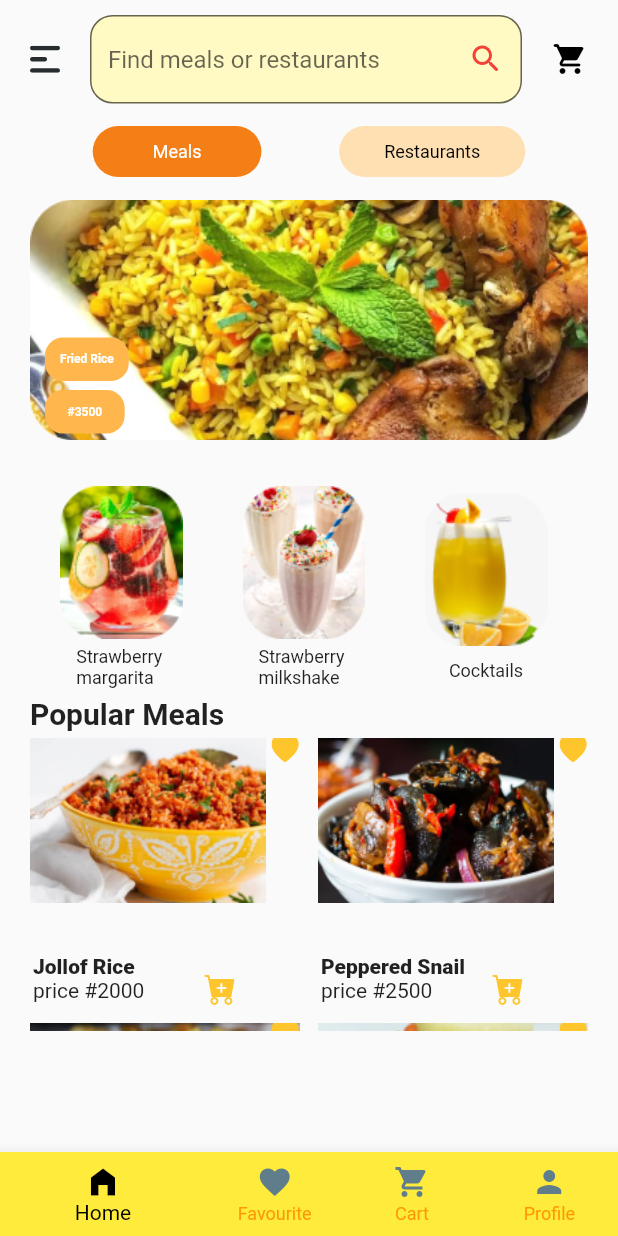
After one commit to Dharmeshkatariya/figmadesign, a Flutter app: the screen it shows after launch, after a tap on "Screen 9", on a phone screen of 412 x 824 dp. The commit adds this screen. Run offline on Flutter 3.47's test engine with Material 2 defaults, Android fonts, the phone set to English and light mode, and no system bars; drawn by our look-alikes of carousel_slider; our stand-ins replace flutter_svg.

Commit message:
creen 9 design done

```diff
--- a/lib/common.dart
+++ b/lib/common.dart
@@ -1,11 +1,13 @@
 import 'package:figmadesign/model/artdata.dart';
 import 'package:figmadesign/model/cardata.dart';
 import 'package:figmadesign/model/contactdata.dart';
+import 'package:figmadesign/model/meals-data.dart';
+
 import 'package:figmadesign/model/monthdata.dart';
 import 'package:figmadesign/model/reviewdata.dart';
+import 'package:figmadesign/model/shopdata.dart';
 import 'package:figmadesign/model/userdata.dart';
 import 'package:figmadesign/model/vegatable.dart';
-import 'package:flutter/cupertino.dart';
 import 'package:flutter/material.dart';
 
 class Common {
@@ -57,14 +59,17 @@ class Common {
   static Widget textField(
       {TextEditingController? controller,
       String? text,
+        String? text1,
       Widget? prefixIcon,
       Widget? suffixIcon,
-      Color? fillColor}) {
+      Color? fillColor,
+        TextInputType? keyboardType}) {
     return TextField(
+      keyboardType: keyboardType,
       controller: controller,
       decoration: InputDecoration(
         hintText: text,
-        labelText: text,
+        labelText: text1,
         fillColor: fillColor,
         filled: true,
         prefixIcon: prefixIcon,
@@ -250,4 +255,45 @@ class Common {
     }
     return mList;
   }
+
+  List<Shop> gShopData(){
+    List<Shop> shopList = [];
+
+    var fImage = ["assets/screen9/icon/stoberry.png",
+
+      "assets/screen9/icon/milk.png",
+      "assets/screen9/icon/cola.png",
+      "assets/screen9/icon/soda.png",
+    ];
+    var fName  = ["Strawberry \nmargarita","Strawberry \nmilkshake","Cocktails","Hard \nsoda"];
+      for(int i = 0 ; i<fName.length;i++){
+        Shop shop = Shop();
+        shop.fName = fName[i];
+        shop.fImage = fImage[i];
+        shopList.add(shop);
+      }
+
+    return shopList;
+  }
+
+  List<Meals> mealsData(){
+    List<Meals> mealList = [];
+    var mName = ["Jollof Rice","Peppered Snail","Rice milkshake","Jira Rice"];
+    var mImage = ["assets/screen9/icon/rice.png",
+      "assets/screen9/icon/snake.png",
+      "assets/screen9/icon/jirarice.png",
+
+      "assets/screen9/icon/s.png",
+    ];
+    var mPrice = [2000,2500,1500,2400];
+
+    for(int i = 0 ; i<mName.length;i++){
+      Meals meals = Meals();
+      meals.mName = mName[i];
+      meals.mImage = mImage[i];
+      meals.mPrice = mPrice[i];
+      mealList.add(meals);
+    }
+    return mealList;
+  }
 }
--- a/lib/main.dart
+++ b/lib/main.dart
@@ -6,6 +6,7 @@ import 'package:figmadesign/screen5/screen5.dart';
 import 'package:figmadesign/screen6/screen6.dart';
 import 'package:figmadesign/screen7/reviewpage.dart';
 import 'package:figmadesign/screen8/screen8.dart';
+import 'package:figmadesign/screen9/foodpage.dart';
 import 'package:flutter/material.dart';
 
 void main() {
@@ -102,7 +103,12 @@ class _MyHomePageState extends State<MyHomePage> {
                   MaterialPageRoute(builder: (context) => const MultiPlane()),
                 );
               }),
-              _customWidget(text: "Screen 9"),
+              _customWidget(text: "Screen 9",onTap: (){
+                Navigator.push(
+                  context,
+                  MaterialPageRoute(builder: (context) => const FoodScreenPage()),
+                );
+              }),
             ],
           ),
           ),
--- /dev/null
+++ b/lib/model/meals-data.dart
@@ -0,0 +1,8 @@
+class Meals{
+  Meals();
+
+
+  late String mName ;
+  late String mImage ;
+  late int mPrice ;
+}
--- /dev/null
+++ b/lib/model/shopdata.dart
@@ -0,0 +1,7 @@
+class Shop{
+
+  Shop();
+  late String fName ;
+  late String fImage ;
+
+}
--- /dev/null
+++ b/lib/screen9/foodpage.dart
@@ -0,0 +1,273 @@
+import 'package:carousel_slider/carousel_slider.dart';
+import 'package:figmadesign/common.dart';
+import 'package:figmadesign/model/meals-data.dart';
+import 'package:flutter/material.dart';
+import 'package:flutter_svg/svg.dart';
+
+import '../model/shopdata.dart';
+
+class FoodScreenPage extends StatefulWidget {
+  const FoodScreenPage({Key? key}) : super(key: key);
+
+  @override
+  State<FoodScreenPage> createState() => _FoodScreenPageState();
+}
+
+class _FoodScreenPageState extends State<FoodScreenPage> {
+  int selectedIndex = 0; //New
+  CarouselController buttonCarouselController = CarouselController();
+
+  @override
+  void initState() {
+    // TODO: implement initState
+    sList = Common().gShopData();
+    mList = Common().mealsData();
+    super.initState();
+  }
+
+  List<Shop> sList = [];
+  List<Meals> mList = [];
+
+  @override
+  Widget build(BuildContext context) {
+    return Scaffold(
+      bottomNavigationBar: BottomNavigationBar(
+        currentIndex: selectedIndex,
+        //New
+        onTap: _onItemTapped,
+        selectedItemColor: Colors.black,
+        showUnselectedLabels: true,
+        unselectedItemColor: Colors.orange,
+        unselectedIconTheme: const IconThemeData(
+          color: Colors.blueGrey,
+        ),
+
+        items: const <BottomNavigationBarItem>[
+          BottomNavigationBarItem(
+            backgroundColor: Colors.yellow,
+            icon: Icon(Icons.home_filled),
+            label: 'Home',
+          ),
+          BottomNavigationBarItem(
+            icon: Icon(Icons.favorite),
+            label: 'Favourite',
+          ),
+          BottomNavigationBarItem(
+            icon: Icon(Icons.shopping_cart),
+            label: 'Cart',
+          ),
+          BottomNavigationBarItem(
+            icon: Icon(Icons.person),
+            label: 'Profile',
+          ),
+        ],
+      ),
+      body: SafeArea(
+        child: SingleChildScrollView(
+          child: Container(
+            padding: const EdgeInsets.symmetric(vertical: 10, horizontal: 20),
+            child: Column(
+              crossAxisAlignment: CrossAxisAlignment.start,
+              children: [
+                _searchRow(),
+                _labelRow(),
+                _imageSlider(),
+                SizedBox(
+                  height: 145,
+                  child: ListView.builder(
+                      scrollDirection: Axis.horizontal,
+                      itemCount: sList.length,
+                      itemBuilder: (BuildContext context, int index) {
+                        return _listItem(index);
+                      }),
+                ),
+                Common.customText(
+                    text: "Popular Meals",
+                    fontWeight: FontWeight.w700,
+                    fontSize: 20),
+                const SizedBox(
+                  height: 5,
+                ),
+                SizedBox(
+                  height: 195,
+                  child: GridView.count(
+                      primary: false,
+                      crossAxisSpacing: 12,
+                      mainAxisSpacing: 10,
+                      crossAxisCount: 2,
+                      children: List.generate(
+                          mList.length, (index) => _gridItem(index))),
+                ),
+              ],
+            ),
+          ),
+        ),
+      ),
+    );
+  }
+
+  Widget _gridItem(int index) {
+    Meals meals = mList[index];
+    return Stack(
+      children: [
+        Image.asset(
+          meals.mImage,
+          fit: BoxFit.fitHeight,
+          height: 110,
+        ),
+        Positioned(
+            top: -2,
+            right: 0,
+            child: SvgPicture.asset("assets/screen9/icon/heart9.svg")),
+        Positioned(
+            left: 2,
+            bottom: 20,
+            child: Common.customText(
+                text: meals.mName, fontSize: 14, fontWeight: FontWeight.w800)),
+        Positioned(
+          left: 2,
+          bottom: 2,
+          child: Row(
+            mainAxisAlignment: MainAxisAlignment.spaceBetween,
+            children: [
+              Common.customText(text: "price #${meals.mPrice}"),
+              SizedBox(
+                  width: 100,
+                  child: SvgPicture.asset("assets/screen9/icon/cart.svg")),
+            ],
+          ),
+        )
+      ],
+    );
+  }
+
+  Widget _listItem(int index) {
+    Shop shop = sList[index];
+    return Container(
+      padding: const EdgeInsets.symmetric(horizontal: 10),
+      margin: const EdgeInsets.symmetric(horizontal: 10),
+      child: Column(
+        mainAxisAlignment: MainAxisAlignment.spaceEvenly,
+        children: [
+          Image.asset(shop.fImage),
+          Common.customText(
+              text: shop.fName, fontSize: 12, fontWeight: FontWeight.w400),
+        ],
+      ),
+    );
+  }
+
+  Widget _searchRow() {
+    return Row(
+      children: [
+        SvgPicture.asset("assets/screen9/icon/drawer9.svg"),
+        const SizedBox(
+          width: 20,
+        ),
+        Expanded(
+            child: Common.textField(
+                text: "Find meals or restaurants ",
+                fillColor: Colors.yellow.shade100,
+                suffixIcon: const Icon(
+                  Icons.search_rounded,
+                  color: Colors.red,
+                ))),
+        const SizedBox(
+          width: 20,
+        ),
+        const Icon(
+          Icons.shopping_cart_rounded,
+          color: Colors.black,
+        )
+      ],
+    );
+  }
+
+  Widget _labelRow() {
+    return Row(
+      mainAxisAlignment: MainAxisAlignment.spaceEvenly,
+      children: [
+        Common.customContainer(
+            margin: const EdgeInsets.symmetric(vertical: 15, horizontal: 10),
+            padding: const EdgeInsets.symmetric(horizontal: 40, vertical: 10),
+            borderRadius: BorderRadius.circular(20),
+            color: Colors.yellow.shade900,
+            child: Common.customText(
+                text: "Meals",
+                fontSize: 12,
+                fontWeight: FontWeight.w400,
+                color: Colors.white)),
+        Common.customContainer(
+            margin: const EdgeInsets.symmetric(vertical: 15, horizontal: 10),
+            padding: const EdgeInsets.symmetric(horizontal: 30, vertical: 10),
+            borderRadius: BorderRadius.circular(20),
+            color: Colors.orange.shade100,
+            child: Common.customText(
+                text: "Restaurants",
+                fontSize: 12,
+                fontWeight: FontWeight.w400,
+                color: Colors.black))
+      ],
+    );
+  }
+
+  Widget _imageSlider() {
+    return CarouselSlider(
+      carouselController: buttonCarouselController,
+      items: [
+        Stack(
+          children: [
+            Image.asset(
+              "assets/screen9/icon/image9.png",
+            ),
+            Positioned(
+                bottom: 65,
+                left: 10,
+                child: Container(
+                  decoration: BoxDecoration(
+                    color: Colors.orange[300],
+                    borderRadius: BorderRadius.circular(12),
+                  ),
+                  padding:
+                      const EdgeInsets.symmetric(vertical: 10, horizontal: 10),
+                  child: Common.customText(
+                      text: "Fried Rice",
+                      fontWeight: FontWeight.w700,
+                      fontSize: 8,
+                      color: Colors.white),
+                )),
+            Positioned(
+                bottom: 30,
+                left: 10,
+                child: Container(
+                  decoration: BoxDecoration(
+                    color: Colors.orange[300],
+                    borderRadius: BorderRadius.circular(12),
+                  ),
+                  padding:
+                      const EdgeInsets.symmetric(vertical: 10, horizontal: 15),
+                  child: Common.customText(
+                      text: "#3500",
+                      fontWeight: FontWeight.w700,
+                      fontSize: 8,
+                      color: Colors.white),
+                )),
+          ],
+        )
+      ],
+      options: CarouselOptions(
+        autoPlay: true,
+        enlargeCenterPage: true,
+        viewportFraction: 1,
+        aspectRatio: 2.0,
+        initialPage: 0,
+      ),
+    );
+  }
+
+  _onItemTapped(int index) {
+    setState(() {
+      selectedIndex = index;
+    });
+  }
+}
--- a/pubspec.yaml
+++ b/pubspec.yaml
@@ -69,6 +69,7 @@ flutter:
     - assets/screen6/icon/
     - assets/screen7/icon/
     - assets/screen8/icon/
+    - assets/screen9/icon/
   #   - images/a_dot_ham.jpeg
 
   # An image asset can refer to one or more resolution-specific "variants", see
```
Also changed, not shown: assets/screen9/icon/cart.svg (added), assets/screen9/icon/cola.png (added), assets/screen9/icon/drawer9.svg (added), assets/screen9/icon/heart9.svg (added), assets/screen9/icon/image9.png (added), assets/screen9/icon/jirarice.png (added), assets/screen9/icon/milk.png (added), assets/screen9/icon/rice.png (added), assets/screen9/icon/s.png (added), assets/screen9/icon/snake.png (added), assets/screen9/icon/soda.png (added), assets/screen9/icon/stoberry.png (added).
